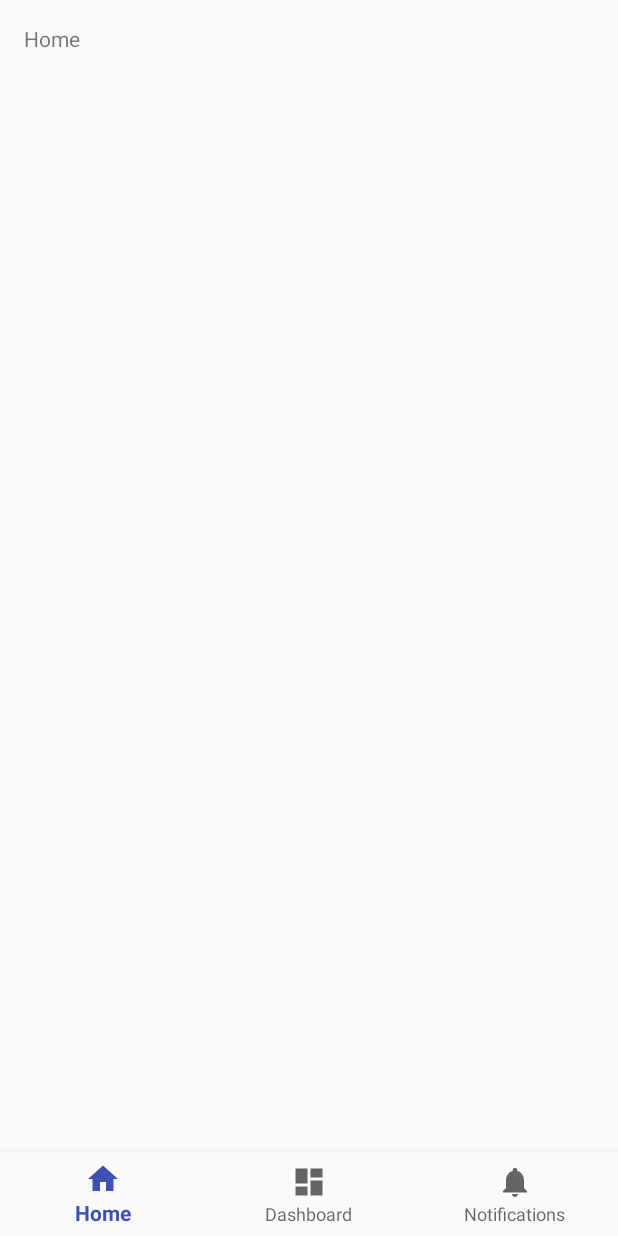
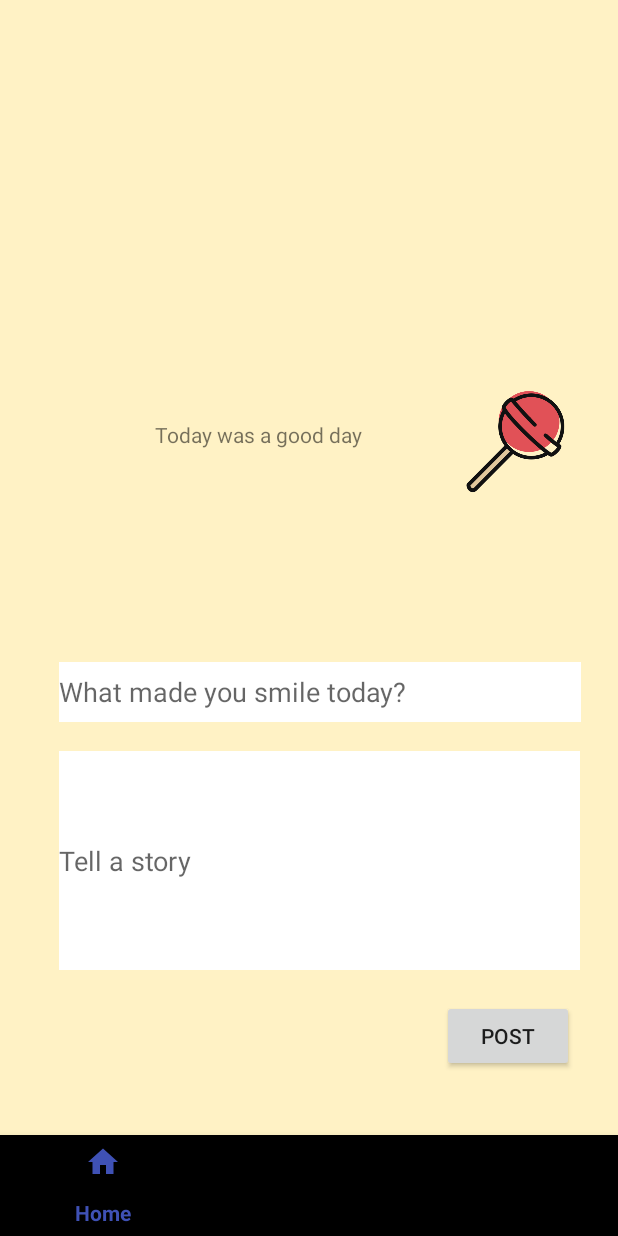
Before and after one commit to jqiu98/butterfly, an Android app: the layout activity_main.xml on its own in the app's theme, with its tools: preview values and no code run, on a phone screen of 412 x 824 dp. Run offline under Robolectric (Android 15) with nearby library versions, the phone set to English and light mode, and no system bars.

Commit message:
personal page

```diff
--- a/app/build.gradle
+++ b/app/build.gradle
@@ -23,7 +23,9 @@ dependencies {
     implementation 'com.android.support:appcompat-v7:26.1.0'
     implementation 'com.android.support:design:26.1.0'
     implementation 'com.android.support.constraint:constraint-layout:1.1.3'
+    implementation 'com.android.support:recyclerview-v7:26.1.0'
     testImplementation 'junit:junit:4.12'
     androidTestImplementation 'com.android.support.test:runner:1.0.2'
     androidTestImplementation 'com.android.support.test.espresso:espresso-core:3.0.2'
+    implementation 'com.android.support:cardview-v7:26.1.0'
 }
--- a/app/src/main/java/com/example/jeff/butterfly/MainActivity.java
+++ b/app/src/main/java/com/example/jeff/butterfly/MainActivity.java
@@ -4,12 +4,20 @@ import android.os.Bundle;
 import android.support.annotation.NonNull;
 import android.support.design.widget.BottomNavigationView;
 import android.support.v7.app.AppCompatActivity;
+import android.support.v7.widget.LinearLayoutManager;
+import android.support.v7.widget.RecyclerView;
 import android.view.MenuItem;
+import android.view.View;
 import android.widget.TextView;
+import android.widget.Toast;
+
+import java.util.ArrayList;
 
 public class MainActivity extends AppCompatActivity {
 
     private TextView mTextMessage;
+    RecyclerViewAdapter adapter;
+
 
     private BottomNavigationView.OnNavigationItemSelectedListener mOnNavigationItemSelectedListener
             = new BottomNavigationView.OnNavigationItemSelectedListener() {
@@ -39,6 +47,10 @@ public class MainActivity extends AppCompatActivity {
         mTextMessage = (TextView) findViewById(R.id.message);
         BottomNavigationView navigation = (BottomNavigationView) findViewById(R.id.navigation);
         navigation.setOnNavigationItemSelectedListener(mOnNavigationItemSelectedListener);
+
+
     }
 
+
+
 }
--- /dev/null
+++ b/app/src/main/java/com/example/jeff/butterfly/RecyclerViewAdapter.java
@@ -0,0 +1,75 @@
+package com.example.jeff.butterfly;
+
+import android.content.Context;
+import android.support.v7.widget.RecyclerView;
+import android.view.LayoutInflater;
+import android.view.View;
+import android.view.ViewGroup;
+import android.widget.TextView;
+
+import java.util.List;
+
+public class RecyclerViewAdapter extends RecyclerView.Adapter<RecyclerViewAdapter.ViewHolder> {
+
+    private List<String> mData;
+    private LayoutInflater mInflater;
+    private ItemClickListener mClickListener;
+
+    // data is passed into the constructor
+    RecyclerViewAdapter(Context context, List<String> data) {
+        this.mInflater = LayoutInflater.from(context);
+        this.mData = data;
+    }
+
+    // inflates the row layout from xml when needed
+    @Override
+    public ViewHolder onCreateViewHolder(ViewGroup parent, int viewType) {
+        View view = mInflater.inflate(R.layout.lollipop1, parent, false);
+        return new ViewHolder(view);
+    }
+
+    // binds the data to the TextView in each row
+    @Override
+    public void onBindViewHolder(ViewHolder holder, int position) {
+        String animal = mData.get(position);
+        holder.myTextView.setText(animal);
+    }
+
+    // total number of rows
+    @Override
+    public int getItemCount() {
+        return mData.size();
+    }
+
+
+    // stores and recycles views as they are scrolled off screen
+    public class ViewHolder extends RecyclerView.ViewHolder implements View.OnClickListener {
+        TextView myTextView;
+
+        ViewHolder(View itemView) {
+            super(itemView);
+            myTextView = itemView.findViewById(R.id.post);
+            itemView.setOnClickListener(this);
+        }
+
+        @Override
+        public void onClick(View view) {
+            if (mClickListener != null) mClickListener.onItemClick(view, getAdapterPosition());
+        }
+    }
+
+    // convenience method for getting data at click position
+    String getItem(int id) {
+        return mData.get(id);
+    }
+
+    // allows clicks events to be caught
+    void setClickListener(ItemClickListener itemClickListener) {
+        this.mClickListener = itemClickListener;
+    }
+
+    // parent activity will implement this method to respond to click events
+    public interface ItemClickListener {
+        void onItemClick(View view, int position);
+    }
+}
--- a/app/src/main/res/layout/activity_main.xml
+++ b/app/src/main/res/layout/activity_main.xml
@@ -1,34 +1,74 @@
 <?xml version="1.0" encoding="utf-8"?>
-<android.support.constraint.ConstraintLayout
-        xmlns:android="http://schemas.android.com/apk/res/android"
+<RelativeLayout xmlns:android="http://schemas.android.com/apk/res/android"
     xmlns:app="http://schemas.android.com/apk/res-auto"
     xmlns:tools="http://schemas.android.com/tools"
     android:id="@+id/container"
     android:layout_width="match_parent"
     android:layout_height="match_parent"
+    android:background="@color/colorAccent"
     tools:context=".MainActivity">
 
-    <TextView
-            android:id="@+id/message"
+    <android.support.v7.widget.RecyclerView
+        android:id="@+id/rvposts"
+        android:layout_width="match_parent"
+        android:layout_height="94dp"
+        android:layout_alignParentEnd="true"
+        android:layout_alignParentBottom="true"
+        android:layout_marginEnd="0dp"
+        android:layout_marginBottom="480dp"
+        tools:layout_editor_absoluteX="8dp"
+        tools:layout_editor_absoluteY="8dp"
+        tools:listitem="@layout/lollipop1">
+
+    </android.support.v7.widget.RecyclerView>
+
+    <EditText
+        android:id="@+id/editText"
+        android:layout_width="347dp"
+        android:layout_height="146dp"
+        android:layout_alignParentStart="true"
+        android:layout_alignParentBottom="true"
+        android:layout_marginStart="39dp"
+        android:layout_marginBottom="177dp"
+        android:background="#fff"
+        android:ems="10"
+        android:hint="Tell a story"
+        android:inputType="textMultiLine"
+        tools:layout_editor_absoluteX="16dp"
+        tools:layout_editor_absoluteY="260dp" />
+
+    <EditText
+        android:id="@+id/editText3"
+        android:layout_width="348dp"
+        android:layout_height="40dp"
+        android:layout_above="@+id/editText"
+        android:layout_alignStart="@+id/editText"
+        android:layout_marginStart="0dp"
+        android:layout_marginBottom="19dp"
+        android:background="#fff"
+        android:ems="10"
+        android:hint="What made you smile today?"
+        android:inputType="textMultiLine"
+        tools:layout_editor_absoluteX="16dp"
+        tools:layout_editor_absoluteY="220dp" />
+
+    <Button
+        android:id="@+id/button3"
         android:layout_width="wrap_content"
         android:layout_height="wrap_content"
-            android:layout_marginStart="@dimen/activity_horizontal_margin"
-            android:layout_marginLeft="@dimen/activity_horizontal_margin"
-            android:layout_marginTop="@dimen/activity_vertical_margin"
-            android:text="@string/title_home"
-            app:layout_constraintLeft_toLeftOf="parent"
-            app:layout_constraintTop_toTopOf="parent"/>
+        android:layout_alignEnd="@+id/editText"
+        android:layout_alignParentBottom="true"
+        android:layout_marginEnd="4dp"
+        android:layout_marginBottom="109dp"
+        android:text="Post" />
 
     <android.support.design.widget.BottomNavigationView
-            android:id="@+id/navigation"
-            android:layout_width="0dp"
-            android:layout_height="wrap_content"
-            android:layout_marginEnd="0dp"
+        android:layout_width="match_parent"
+        android:layout_height="67dp"
+        android:layout_alignParentStart="true"
+        android:layout_alignParentBottom="true"
         android:layout_marginStart="0dp"
-            android:background="?android:attr/windowBackground"
-            app:layout_constraintBottom_toBottomOf="parent"
-            app:layout_constraintLeft_toLeftOf="parent"
-            app:layout_constraintRight_toRightOf="parent"
-            app:menu="@menu/navigation"/>
+        android:layout_marginBottom="0dp"
+        app:menu="@menu/navigation" />
 
-</android.support.constraint.ConstraintLayout>
+</RelativeLayout>
--- /dev/null
+++ b/app/src/main/res/layout/lollipop1.xml
@@ -0,0 +1,38 @@
+<?xml version="1.0" encoding="utf-8"?>
+<RelativeLayout xmlns:android="http://schemas.android.com/apk/res/android"
+    xmlns:app="http://schemas.android.com/apk/res-auto"
+    xmlns:tools="http://schemas.android.com/tools"
+    android:layout_width="match_parent"
+    android:layout_height="match_parent"
+    tools:layout_editor_absoluteY="81dp">
+
+    <ImageView
+        android:id="@+id/imageView2"
+        android:layout_width="86dp"
+        android:layout_height="92dp"
+        android:layout_alignParentTop="true"
+        android:layout_alignParentEnd="true"
+        android:layout_marginTop="0dp"
+        android:layout_marginEnd="22dp"
+        app:srcCompat="@drawable/lollipopicon1"
+        tools:layout_editor_absoluteX="282dp"
+        tools:layout_editor_absoluteY="48dp" />
+
+    <android.support.v7.widget.CardView
+        android:layout_width="368dp"
+        android:layout_height="wrap_content"
+        tools:layout_editor_absoluteX="8dp"
+        tools:layout_editor_absoluteY="178dp" />
+
+    <TextView
+        android:id="@+id/post"
+        android:layout_width="wrap_content"
+        android:layout_height="wrap_content"
+        android:layout_alignParentStart="true"
+        android:layout_alignParentTop="true"
+        android:layout_marginStart="103dp"
+        android:layout_marginTop="30dp"
+        android:text="Today was a good day"
+        tools:layout_editor_absoluteX="99dp"
+        tools:layout_editor_absoluteY="74dp" />
+</RelativeLayout>
--- a/app/src/main/res/values/colors.xml
+++ b/app/src/main/res/values/colors.xml
@@ -2,5 +2,5 @@
 <resources>
     <color name="colorPrimary">#3F51B5</color>
     <color name="colorPrimaryDark">#303F9F</color>
-    <color name="colorAccent">#FF4081</color>
+    <color name="colorAccent">#fff2c5</color>
 </resources>
--- a/build.gradle
+++ b/build.gradle
@@ -7,7 +7,7 @@ buildscript {
         jcenter()
     }
     dependencies {
-        classpath 'com.android.tools.build:gradle:3.1.0'
+        classpath 'com.android.tools.build:gradle:3.2.1'
 
 
         // NOTE: Do not place your application dependencies here; they belong
```
Also changed, not shown: app/src/main/res/drawable/lollipop.png (added), app/src/main/res/drawable/lollipopicon1.png (added), app/src/main/res/drawable/lollipopicon2.png (added), app/src/main/res/drawable/lollipopicon3.png (added), app/src/main/res/drawable/lollipopicon4.png (added), gradle/wrapper/gradle-wrapper.properties. Lines whose indentation alone changed are shown as unchanged.
